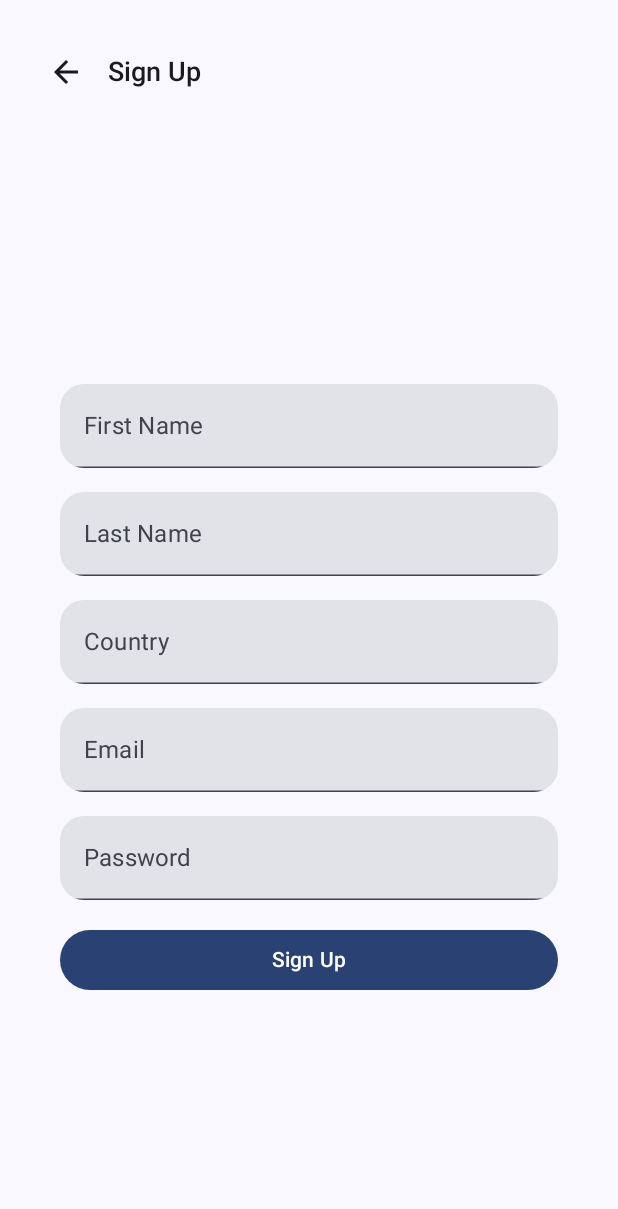
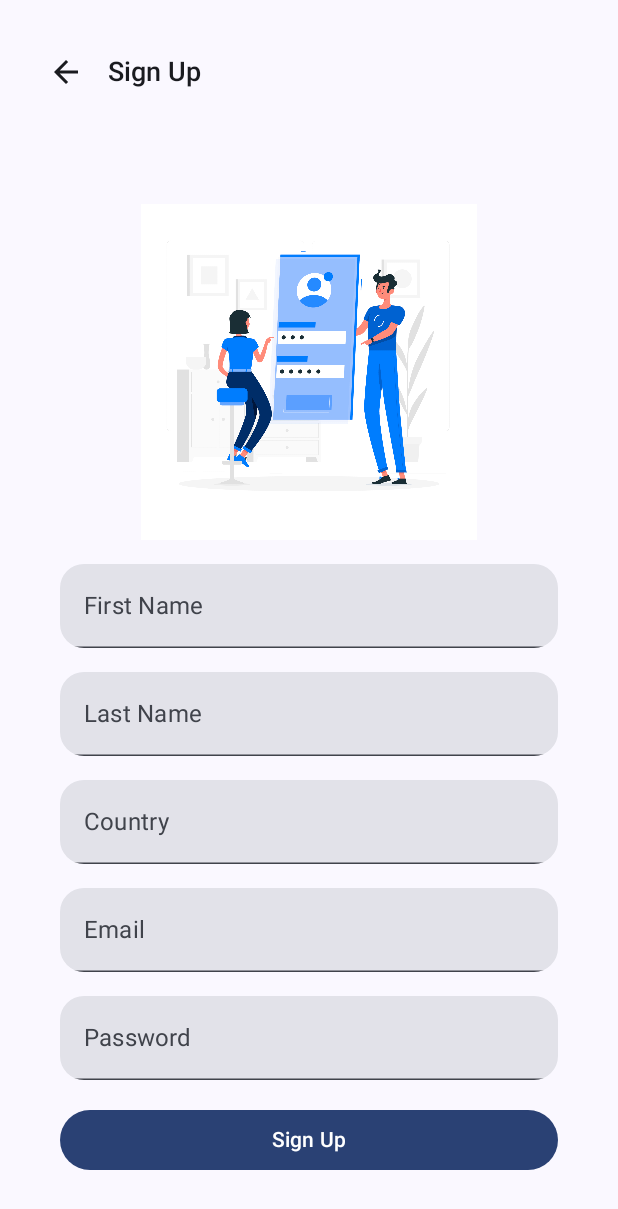
Before and after one commit to israelopeters/rti-reviews-android, an Android app built with Jetpack Compose: the SignUpScreen screen opened through its navigation route, on a phone screen of 412 x 824 dp. Shown: the top 1209 px of the screen. Run offline under Robolectric (Android 15) with nearby library versions, the light colour scheme and no system bars.

Commit message:
feat: Add image to sign up screen

```diff
--- a/app/src/main/java/com/example/rtireviews/SignUpScreen.kt
+++ b/app/src/main/java/com/example/rtireviews/SignUpScreen.kt
@@ -2,12 +2,14 @@ package com.example.rtireviews
 
 import android.content.res.Configuration.UI_MODE_NIGHT_NO
 import android.content.res.Configuration.UI_MODE_NIGHT_YES
+import androidx.compose.foundation.Image
 import androidx.compose.foundation.layout.Arrangement
 import androidx.compose.foundation.layout.Column
 import androidx.compose.foundation.layout.Row
 import androidx.compose.foundation.layout.fillMaxSize
 import androidx.compose.foundation.layout.fillMaxWidth
 import androidx.compose.foundation.layout.padding
+import androidx.compose.foundation.layout.size
 import androidx.compose.foundation.text.KeyboardOptions
 import androidx.compose.material.icons.Icons
 import androidx.compose.material.icons.automirrored.filled.ArrowBack
@@ -27,6 +29,7 @@ import androidx.compose.runtime.setValue
 import androidx.compose.ui.Alignment
 import androidx.compose.ui.Modifier
 import androidx.compose.ui.draw.clip
+import androidx.compose.ui.res.painterResource
 import androidx.compose.ui.res.stringResource
 import androidx.compose.ui.text.input.KeyboardType
 import androidx.compose.ui.text.input.PasswordVisualTransformation
@@ -79,6 +82,15 @@ fun UserDetailsForm(
         verticalArrangement = Arrangement.SpaceBetween,
         horizontalAlignment = Alignment.CenterHorizontally
     ) {
+        Image(
+            painter = painterResource(R.drawable.sign_up_image_3),
+            contentDescription = null,
+            alignment = Alignment.Center,
+            modifier = Modifier
+                .size(height = 240.dp, width = 340.dp)
+                .padding(8.dp)
+                .clip(MaterialTheme.shapes.medium)
+        )
         TextField(
             value = firstName,
             onValueChange = { firstName = it },
```
Also changed, not shown: app/src/main/res/drawable/sign_up_image.jpg (added), app/src/main/res/drawable/sign_up_image_3.jpg (added).
